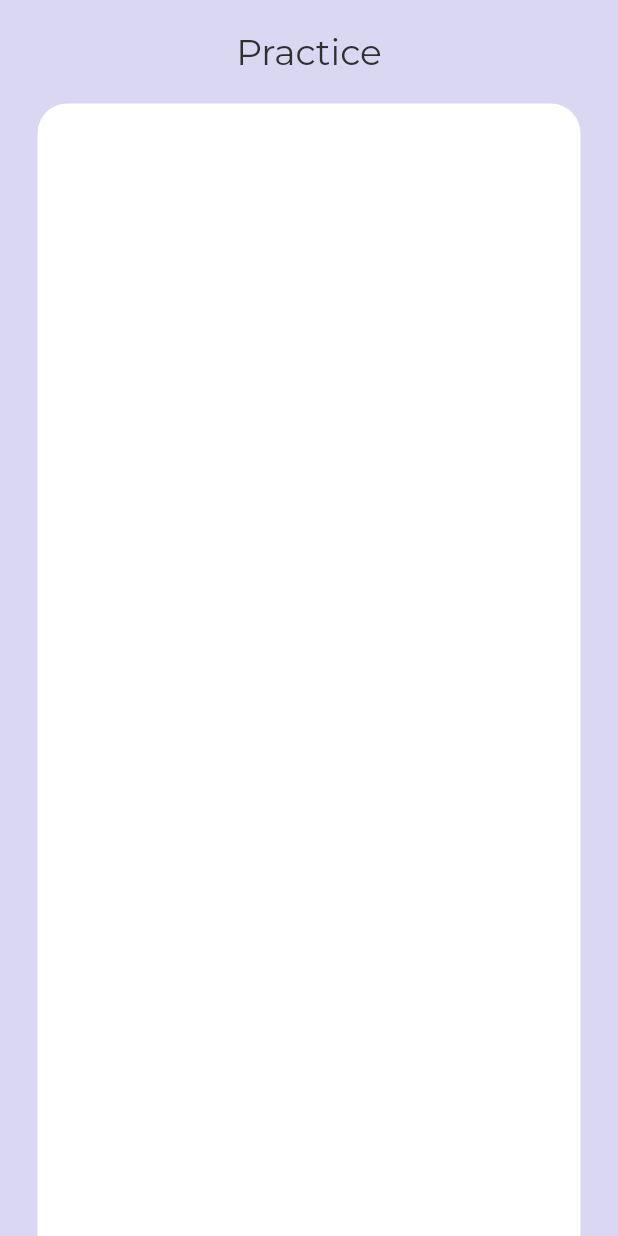
After one commit to Akanksha1212/Interview-Bunny, a Flutter app: the Home screen opened by its route, after a tap on "Company Info", on a phone screen of 412 x 824 dp. The commit adds this screen. Run offline on Flutter 3.47's test engine with Material 2 defaults, Android fonts, the phone set to English and light mode, and no system bars; our stand-ins replace camera, google_fonts, introduction_screen, video_player.

Commit message:
Updates :sparkles:

```diff
--- a/lib/main.dart
+++ b/lib/main.dart
@@ -2,6 +2,7 @@ import 'package:flutter/material.dart';
 import 'package:interview_bunny/screens/camera_page.dart';
 import 'package:interview_bunny/screens/home.dart';
 import 'package:interview_bunny/screens/onboarding.dart';
+import 'package:interview_bunny/screens/practice.dart';
 
 void main() {
   runApp(MaterialApp(
@@ -16,6 +17,14 @@ void main() {
           return MaterialPageRoute(builder: (context) => OnBoardingPage());
         case '/video':
           return MaterialPageRoute(builder: (context) => CameraPage());
+        case '/practice':
+          return MaterialPageRoute(builder: (context) => Practice());
+        case '/company':
+          return MaterialPageRoute(builder: (context) => Practice());
+        case '/resume':
+          return MaterialPageRoute(builder: (context) => Practice());
+        case '/about':
+          return MaterialPageRoute(builder: (context) => Practice());
       }
     },
     debugShowCheckedModeBanner: false,
--- a/lib/screens/home.dart
+++ b/lib/screens/home.dart
@@ -90,6 +90,7 @@ class Home extends StatelessWidget {
                           Container(
                             height: 200,
                             width: MediaQuery.of(context).size.width / 2.4,
+                            child: GestureDetector(
                               child: Card(
                                 color: Color.fromARGB(255, 255, 230, 230),
                                 elevation: 3,
@@ -116,10 +117,15 @@ class Home extends StatelessWidget {
                                   ],
                                 ),
                               ),
+                              onTap: () {
+                                Navigator.pushNamed(context, "/practice");
+                              },
+                            ),
                           ),
                           Container(
                             height: 200,
                             width: MediaQuery.of(context).size.width / 2.4,
+                            child: GestureDetector(
                               child: Card(
                                 elevation: 3,
                                 child: Column(
@@ -145,6 +151,10 @@ class Home extends StatelessWidget {
                                   ],
                                 ),
                               ),
+                              onTap: () {
+                                Navigator.pushNamed(context, "/company");
+                              },
+                            ),
                           )
                         ],
                       ),
@@ -154,6 +164,7 @@ class Home extends StatelessWidget {
                           Container(
                             height: 200,
                             width: MediaQuery.of(context).size.width / 2.4,
+                            child: GestureDetector(
                               child: Card(
                                 elevation: 3,
                                 child: Column(
@@ -179,10 +190,15 @@ class Home extends StatelessWidget {
                                   ],
                                 ),
                               ),
+                              onTap: () {
+                                Navigator.pushNamed(context, "/feedback");
+                              },
+                            ),
                           ),
                           Container(
                             height: 200,
                             width: MediaQuery.of(context).size.width / 2.4,
+                            child: GestureDetector(
                               child: Card(
                                 color: Color.fromARGB(255, 255, 230, 230),
                                 elevation: 3,
@@ -209,12 +225,17 @@ class Home extends StatelessWidget {
                                   ],
                                 ),
                               ),
+                              onTap: () {
+                                Navigator.pushNamed(context, "/resume");
+                              },
+                            ),
                           )
                         ],
                       ),
                       Container(
                         height: 160,
                         width: MediaQuery.of(context).size.width / 1.19,
+                        child: GestureDetector(
                           child: Card(
                             elevation: 3,
                             child: Row(
@@ -224,8 +245,8 @@ class Home extends StatelessWidget {
                                   "About Interview Bunny",
                                   style: GoogleFonts.comfortaa(
                                     textStyle: const TextStyle(
-                                      color:
-                                          const Color.fromARGB(255, 47, 47, 47),
+                                        color: const Color.fromARGB(
+                                            255, 47, 47, 47),
                                         fontSize: 15),
                                   ),
                                 ),
@@ -236,6 +257,10 @@ class Home extends StatelessWidget {
                                 ),
                               ],
                             ),
+                          ),
+                          onTap: () {
+                            Navigator.pushNamed(context, "/about");
+                          },
                         ),
                       )
                     ],
--- /dev/null
+++ b/lib/screens/practice.dart
@@ -0,0 +1,55 @@
+import 'package:flutter/material.dart';
+import 'package:google_fonts/google_fonts.dart';
+
+class Practice extends StatefulWidget {
+  const Practice({Key? key}) : super(key: key);
+
+  @override
+  _PracticeState createState() => _PracticeState();
+}
+
+class _PracticeState extends State<Practice> {
+  @override
+  Widget build(BuildContext context) {
+    return Scaffold(
+      backgroundColor: const Color(0xffD9D7F1),
+      body: SafeArea(
+        child: Column(
+          children: [
+            const SizedBox(
+              height: 20,
+            ),
+            Text(
+              "Practice",
+              style: GoogleFonts.montserrat(
+                textStyle: const TextStyle(
+                    color: Color.fromARGB(255, 47, 47, 47), fontSize: 24),
+              ),
+            ),
+            Expanded(
+              child: Padding(
+                padding: const EdgeInsets.fromLTRB(25, 20, 25, 0),
+                child: Container(
+                  width: MediaQuery.of(context).size.width,
+                  decoration: BoxDecoration(
+                    border: Border.all(
+                      color: Colors.white,
+                    ),
+                    color: Colors.white,
+                    borderRadius: const BorderRadius.only(
+                      topLeft: const Radius.circular(20),
+                      topRight: const Radius.circular(20),
+                    ),
+                  ),
+                  child: Column(
+                      crossAxisAlignment: CrossAxisAlignment.center,
+                      children: []),
+                ),
+              ),
+            ),
+          ],
+        ),
+      ),
+    );
+  }
+}
```
Lines whose indentation alone changed are shown as unchanged.
